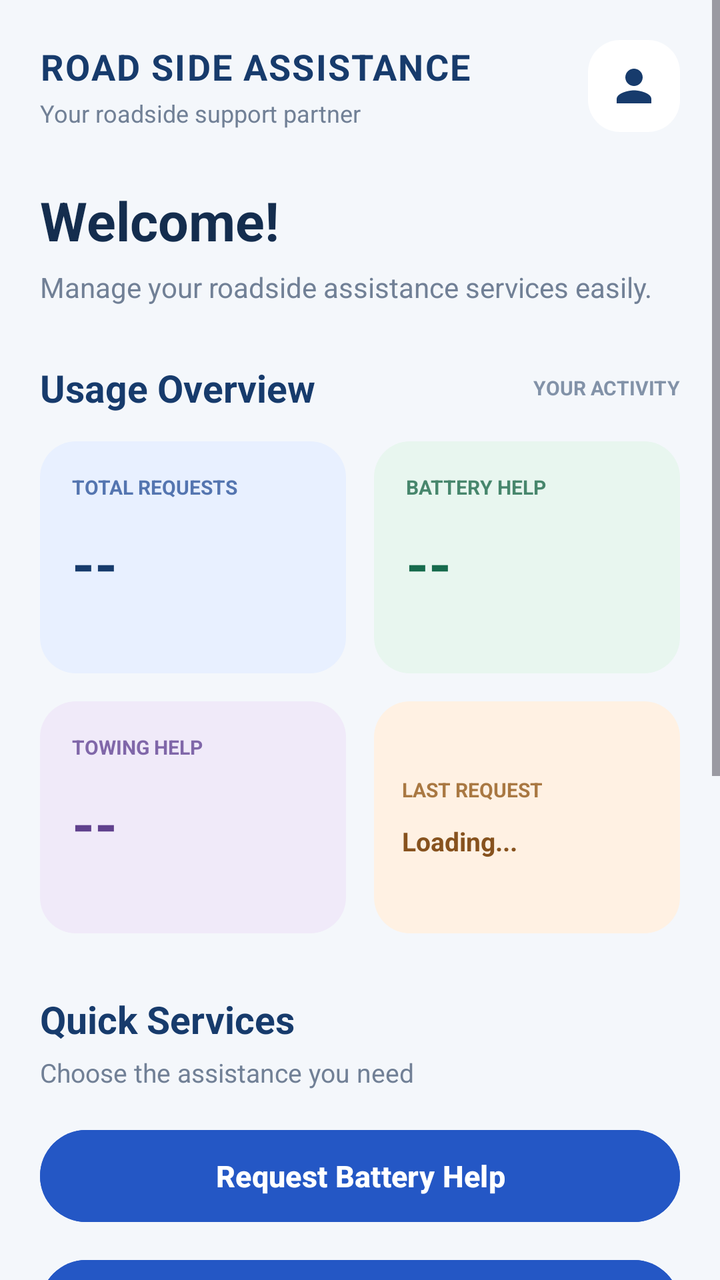
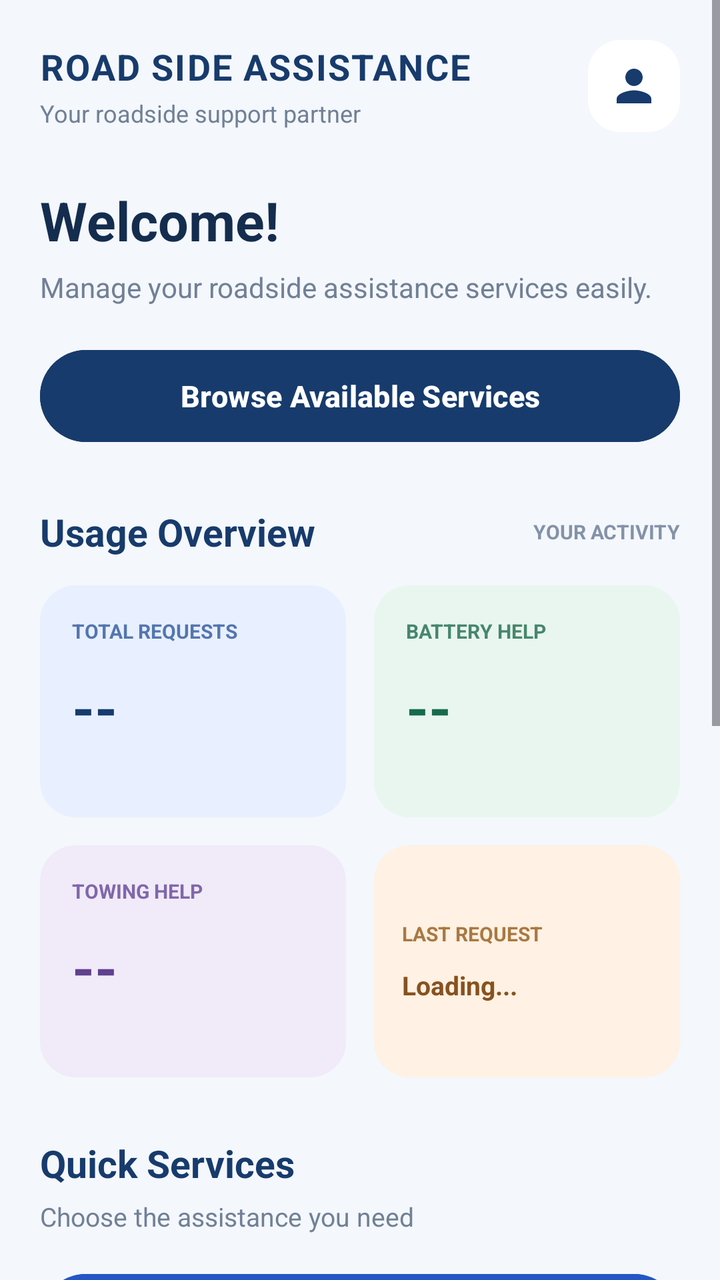

An Android layout rendered at two revisions. The XML below is the earlier revision; the diff shows what the commit changed to produce the second picture.
<!-- AndroidManifest.xml: application theme Theme.RoadsideAssistance -->
<!-- res/layout/activity_home.xml -->
<?xml version="1.0" encoding="utf-8"?>
<ScrollView xmlns:android="http://schemas.android.com/apk/res/android"
    xmlns:app="http://schemas.android.com/apk/res-auto"
    android:layout_width="match_parent"
    android:layout_height="match_parent"
    android:background="#F4F7FB"
    android:fillViewport="true">

    <LinearLayout
        android:layout_width="match_parent"
        android:layout_height="wrap_content"
        android:orientation="vertical"
        android:padding="20dp">

        
        <LinearLayout
            android:layout_width="match_parent"
            android:layout_height="wrap_content"
            android:gravity="center_vertical"
            android:orientation="horizontal">

            <LinearLayout
                android:layout_width="0dp"
                android:layout_height="wrap_content"
                android:layout_weight="1"
                android:orientation="vertical">

                <TextView
                    android:layout_width="wrap_content"
                    android:layout_height="wrap_content"
                    android:text="ROAD SIDE ASSISTANCE"
                    android:textColor="#173B6C"
                    android:textSize="18sp"
                    android:textStyle="bold"
                    android:letterSpacing="0.04" />

                <TextView
                    android:layout_width="wrap_content"
                    android:layout_height="wrap_content"
                    android:layout_marginTop="3dp"
                    android:text="Your roadside support partner"
                    android:textColor="#718096"
                    android:textSize="12sp" />

            </LinearLayout>

            <ImageButton
                android:id="@+id/btnProfile"
                android:layout_width="46dp"
                android:layout_height="46dp"
                android:background="@drawable/bg_dashboard_card"
                android:contentDescription="My Profile"
                android:padding="10dp"
                android:scaleType="fitCenter"
                android:src="@drawable/ic_profile"
                app:tint="#173B6C" />

        </LinearLayout>

        
        <LinearLayout
            android:layout_width="match_parent"
            android:layout_height="wrap_content"
            android:layout_marginTop="26dp"
            android:orientation="vertical">

            <TextView
                android:id="@+id/tvWelcome"
                android:layout_width="match_parent"
                android:layout_height="wrap_content"
                android:text="Welcome!"
                android:textColor="#142D4E"
                android:textSize="27sp"
                android:textStyle="bold" />

            <TextView
                android:layout_width="match_parent"
                android:layout_height="wrap_content"
                android:layout_marginTop="6dp"
                android:text="Manage your roadside assistance services easily."
                android:textColor="#718096"
                android:textSize="14sp" />

        </LinearLayout>

        
        <LinearLayout
            android:layout_width="match_parent"
            android:layout_height="wrap_content"
            android:layout_marginTop="28dp"
            android:gravity="center_vertical"
            android:orientation="horizontal">

            <TextView
                android:layout_width="0dp"
                android:layout_height="wrap_content"
                android:layout_weight="1"
                android:text="Usage Overview"
                android:textColor="#173B6C"
                android:textSize="19sp"
                android:textStyle="bold" />

            <TextView
                android:layout_width="wrap_content"
                android:layout_height="wrap_content"
                android:text="YOUR ACTIVITY"
                android:textColor="#8292A8"
                android:textSize="10sp"
                android:textStyle="bold" />

        </LinearLayout>

        
        <LinearLayout
            android:layout_width="match_parent"
            android:layout_height="wrap_content"
            android:layout_marginTop="14dp"
            android:orientation="horizontal">

            
            <LinearLayout
                android:layout_width="0dp"
                android:layout_height="116dp"
                android:layout_weight="1"
                android:layout_marginEnd="7dp"
                android:background="@drawable/bg_stat_blue"
                android:orientation="vertical"
                android:padding="16dp">

                <TextView
                    android:layout_width="wrap_content"
                    android:layout_height="wrap_content"
                    android:text="TOTAL REQUESTS"
                    android:textColor="#5475B0"
                    android:textSize="10sp"
                    android:textStyle="bold" />

                <TextView
                    android:id="@+id/tvTotalRequests"
                    android:layout_width="wrap_content"
                    android:layout_height="wrap_content"
                    android:layout_marginTop="12dp"
                    android:text="--"
                    android:textColor="#173B6C"
                    android:textSize="29sp"
                    android:textStyle="bold" />

            </LinearLayout>

            
            <LinearLayout
                android:layout_width="0dp"
                android:layout_height="116dp"
                android:layout_weight="1"
                android:layout_marginStart="7dp"
                android:background="@drawable/bg_stat_green"
                android:orientation="vertical"
                android:padding="16dp">

                <TextView
                    android:layout_width="wrap_content"
                    android:layout_height="wrap_content"
                    android:text="BATTERY HELP"
                    android:textColor="#47866C"
                    android:textSize="10sp"
                    android:textStyle="bold" />

                <TextView
                    android:id="@+id/tvBatteryRequests"
                    android:layout_width="wrap_content"
                    android:layout_height="wrap_content"
                    android:layout_marginTop="12dp"
                    android:text="--"
                    android:textColor="#176B4D"
                    android:textSize="29sp"
                    android:textStyle="bold" />

            </LinearLayout>

        </LinearLayout>

        
        <LinearLayout
            android:layout_width="match_parent"
            android:layout_height="wrap_content"
            android:layout_marginTop="14dp"
            android:orientation="horizontal">

            
            <LinearLayout
                android:layout_width="0dp"
                android:layout_height="116dp"
                android:layout_weight="1"
                android:layout_marginEnd="7dp"
                android:background="@drawable/bg_stat_purple"
                android:orientation="vertical"
                android:padding="16dp">

                <TextView
                    android:layout_width="wrap_content"
                    android:layout_height="wrap_content"
                    android:text="TOWING HELP"
                    android:textColor="#8067A9"
                    android:textSize="10sp"
                    android:textStyle="bold" />

                <TextView
                    android:id="@+id/tvTowingRequests"
                    android:layout_width="wrap_content"
                    android:layout_height="wrap_content"
                    android:layout_marginTop="12dp"
                    android:text="--"
                    android:textColor="#60418D"
                    android:textSize="29sp"
                    android:textStyle="bold" />

            </LinearLayout>

            
            <LinearLayout
                android:layout_width="0dp"
                android:layout_height="116dp"
                android:layout_weight="1"
                android:layout_marginStart="7dp"
                android:background="@drawable/bg_stat_orange"
                android:gravity="center_vertical"
                android:orientation="vertical"
                android:padding="14dp">

                <TextView
                    android:layout_width="wrap_content"
                    android:layout_height="wrap_content"
                    android:text="LAST REQUEST"
                    android:textColor="#A97842"
                    android:textSize="10sp"
                    android:textStyle="bold" />

                <TextView
                    android:id="@+id/tvLastUsed"
                    android:layout_width="match_parent"
                    android:layout_height="wrap_content"
                    android:layout_marginTop="10dp"
                    android:text="Loading..."
                    android:textColor="#87521E"
                    android:textSize="13sp"
                    android:textStyle="bold" />

            </LinearLayout>

        </LinearLayout>

        
        <TextView
            android:layout_width="match_parent"
            android:layout_height="wrap_content"
            android:layout_marginTop="30dp"
            android:text="Quick Services"
            android:textColor="#173B6C"
            android:textSize="19sp"
            android:textStyle="bold" />

        <TextView
            android:layout_width="match_parent"
            android:layout_height="wrap_content"
            android:layout_marginTop="5dp"
            android:text="Choose the assistance you need"
            android:textColor="#718096"
            android:textSize="13sp" />

        
        <Button
            android:id="@+id/btnBatteryHelp"
            android:layout_width="match_parent"
            android:layout_height="54dp"
            android:layout_marginTop="16dp"
            android:backgroundTint="#2457C5"
            android:text="Request Battery Help"
            android:textAllCaps="false"
            android:textColor="#FFFFFF"
            android:textSize="15sp"
            android:textStyle="bold" />

        
        <Button
            android:id="@+id/btnTowingHelp"
            android:layout_width="match_parent"
            android:layout_height="54dp"
            android:layout_marginTop="11dp"
            android:backgroundTint="#2457C5"
            android:text="Request Towing Help"
            android:textAllCaps="false"
            android:textColor="#FFFFFF"
            android:textSize="15sp"
            android:textStyle="bold" />

        
        <Button
            android:id="@+id/btnAvailableMechanics"
            android:layout_width="match_parent"
            android:layout_height="54dp"
            android:layout_marginTop="11dp"
            android:backgroundTint="#FFFFFF"
            android:text="Available Mechanics"
            android:textAllCaps="false"
            android:textColor="#173B6C"
            android:textSize="15sp" />

        
        <Button
            android:id="@+id/btnGarageTowingMap"
            android:layout_width="match_parent"
            android:layout_height="54dp"
            android:layout_marginTop="11dp"
            android:backgroundTint="#173B6C"
            android:text="Nearby Garages &amp; Towing"
            android:textAllCaps="false"
            android:textColor="#FFFFFF"
            android:textSize="15sp"
            android:textStyle="bold" />

        
        <Button
            android:id="@+id/btnMyRequests"
            android:layout_width="match_parent"
            android:layout_height="54dp"
            android:layout_marginTop="22dp"
            android:backgroundTint="#FFFFFF"
            android:text="My Requests"
            android:textAllCaps="false"
            android:textColor="#2457C5"
            android:textSize="15sp"
            android:textStyle="bold" />

        
        <Button
            android:id="@+id/btnChangePassword"
            android:layout_width="match_parent"
            android:layout_height="54dp"
            android:layout_marginTop="11dp"
            android:backgroundTint="#FFFFFF"
            android:text="Change Password"
            android:textAllCaps="false"
            android:textColor="#60418D"
            android:textSize="15sp" />

        
        <Button
            android:id="@+id/btnLogout"
            android:layout_width="match_parent"
            android:layout_height="54dp"
            android:layout_marginTop="11dp"
            android:layout_marginBottom="20dp"
            android:backgroundTint="#FCEBEC"
            android:text="Logout"
            android:textAllCaps="false"
            android:textColor="#B8323C"
            android:textSize="15sp"
            android:textStyle="bold" />

    </LinearLayout>

</ScrollView>
<!-- resources referenced by this layout -->
<resources>
  <!-- drawable bg_dashboard_card (drawable) -->
  <?xml version="1.0" encoding="utf-8"?>
  <shape xmlns:android="http://schemas.android.com/apk/res/android">
      <solid android:color="#FFFFFF" />
      <corners android:radius="16dp" />
  </shape>
  <!-- drawable bg_stat_blue (drawable) -->
  <?xml version="1.0" encoding="utf-8"?>
  <shape xmlns:android="http://schemas.android.com/apk/res/android">
      <solid android:color="#E8F0FF" />
      <corners android:radius="18dp" />
  </shape>
  <!-- drawable bg_stat_green (drawable) -->
  <?xml version="1.0" encoding="utf-8"?>
  <shape xmlns:android="http://schemas.android.com/apk/res/android">
      <solid android:color="#E8F6EF" />
      <corners android:radius="18dp" />
  </shape>
  <!-- drawable bg_stat_orange (drawable) -->
  <?xml version="1.0" encoding="utf-8"?>
  <shape xmlns:android="http://schemas.android.com/apk/res/android">
      <solid android:color="#FFF1E3" />
      <corners android:radius="18dp" />
  </shape>
  <!-- drawable bg_stat_purple (drawable) -->
  <?xml version="1.0" encoding="utf-8"?>
  <shape xmlns:android="http://schemas.android.com/apk/res/android">
      <solid android:color="#F0EAF9" />
      <corners android:radius="18dp" />
  </shape>
  <!-- drawable ic_profile (drawable) -->
  <?xml version="1.0" encoding="utf-8"?>
  <vector xmlns:android="http://schemas.android.com/apk/res/android"
      android:width="32dp"
      android:height="32dp"
      android:viewportWidth="24"
      android:viewportHeight="24">
  
      <path
          android:fillColor="#173B6C"
          android:pathData="M12,12c2.21,0 4,-1.79 4,-4s-1.79,-4 -4,-4 -4,1.79 -4,4 1.79,4 4,4zM12,14c-2.67,0 -8,1.34 -8,4v2h16v-2c0,-2.66 -5.33,-4 -8,-4z" />
  </vector>
  <style name="Theme.RoadsideAssistance" parent="Base.Theme.RoadsideAssistance" />
  <style name="Base.Theme.RoadsideAssistance" parent="Theme.Material3.DayNight.NoActionBar">
          
          
      </style>
</resources>

<!-- the commit's change to res/layout/activity_home.xml (unified diff, before → after) -->
@@ -84,6 +84,19 @@
         </LinearLayout>
 
         
+        <Button
+            android:id="@+id/btnBrowseServices"
+            android:layout_width="match_parent"
+            android:layout_height="54dp"
+            android:layout_marginTop="18dp"
+            android:backgroundTint="#173B6C"
+            android:text="Browse Available Services"
+            android:textAllCaps="false"
+            android:textColor="#FFFFFF"
+            android:textSize="15sp"
+            android:textStyle="bold" />
+
+        
         <LinearLayout
             android:layout_width="match_parent"
             android:layout_height="wrap_content"
